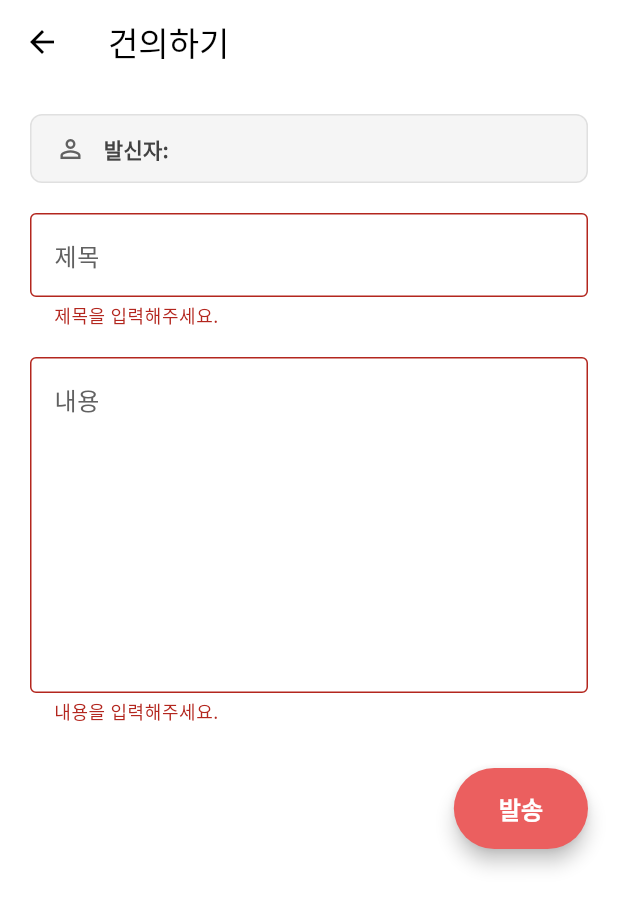
After one commit to JANGYERIM/campuspool, a Flutter app: the SuggestionScreen screen opened directly, after a tap on "발송", on a phone screen of 412 x 824 dp. The commit adds this screen. Shown: the top 908 px of the screen. Run offline on Flutter 3.47's test engine with Material 3 defaults, Android fonts, the light colour scheme and no system bars; our stand-ins replace dio, shared_preferences; missing offline and left inert: stomp_dart_client; accounts and stored records are empty; network calls fail.

```diff
--- a/campuspool_app/lib/screens/message/chat_detail_screen.dart
+++ b/campuspool_app/lib/screens/message/chat_detail_screen.dart
@@ -110,7 +110,7 @@ class _ChatDetailScreenState extends State<ChatDetailScreen> {
   void _checkIfCurrentUserIsAuthor() {
     debugPrint("[ChatDetailScreen] _checkIfCurrentUserIsAuthor called. Full widget.postData: ${widget.postData}");
     if (widget.postData.isNotEmpty && currentUser != null) {
-      final String? postAuthorId = widget.postData['user']?['userId']?.toString(); // ✅ Postman 응답 기준 (user 객체 안의 userId)
+      final String? postAuthorId = widget.postData['userId']?.toString(); // ✅ Postman 응답 기준 (user 객체 안의 userId)
       debugPrint("[ChatDetailScreen] Checking author. currentUser: $currentUser, postData Author ID from Key ('user' -> 'userId'): $postAuthorId");
 
       bool determinedIsAuthor = false;
--- a/campuspool_app/lib/screens/post/post_list_screen.dart
+++ b/campuspool_app/lib/screens/post/post_list_screen.dart
@@ -127,7 +127,7 @@ class _PostListScreenState extends State<PostListScreen> {
                       _isDriverTab = false;
                       _searchController.clear(); // 탭 전환 시 검색창 비우기
                     });
-                    _loadPosts();
+                    _loadPosts(); //_is DriverTab이 false 일 때
                   },
                   child: Text(
                     '탑승자',
@@ -142,7 +142,7 @@ class _PostListScreenState extends State<PostListScreen> {
                       _isDriverTab = true;
                       _searchController.clear(); // 탭 전환 시 검색창 비우기
                     });
-                    _loadPosts();
+                    _loadPosts(); // _isDriverTab이 true 일 때
                   },
                   child: Text(
                     '운전자',
--- /dev/null
+++ b/campuspool_app/lib/screens/profile/suggestion_screen.dart
@@ -0,0 +1,209 @@
+// lib/screens/profile/suggestion_screen.dart
+import 'package:flutter/material.dart';
+import '../../services/api/suggestion_service.dart'; // SuggestionService 임포트
+import 'package:shared_preferences/shared_preferences.dart';
+
+class SuggestionScreen extends StatefulWidget {
+  const SuggestionScreen({super.key});
+
+  @override
+  State<SuggestionScreen> createState() => _SuggestionScreenState();
+}
+
+class _SuggestionScreenState extends State<SuggestionScreen> {
+  final _formKey = GlobalKey<FormState>();
+  final TextEditingController _subjectController = TextEditingController();
+  final TextEditingController _contentController = TextEditingController();
+  bool _isSending = false;
+  final SuggestionService _suggestionService = SuggestionService();
+
+  String _userEmail = '불러오는 중...'; // 초기값
+
+  @override
+  void initState() {
+    super.initState();
+    _loadUserEmail();
+  }
+
+  Future<void> _loadUserEmail() async {
+    print('SuggestionScreen: _loadUserEmail called');
+    final prefs = await SharedPreferences.getInstance();
+    final storedEmail = prefs.getString('email');
+    print('SuggestionScreen: Email from SharedPreferences: $storedEmail');
+    if (mounted) { // 위젯이 여전히 유효한지 확인 후 setState 호출
+      setState(() {
+        _userEmail = storedEmail ?? '이메일 정보 없음';
+      });
+    }
+  }
+
+  Future<void> _submitSuggestion() async {
+    if (_formKey.currentState!.validate()) {
+      setState(() {
+        _isSending = true;
+      });
+
+      try {
+        await _suggestionService.submitSuggestion(
+          subject: _subjectController.text,
+          content: _contentController.text,
+        );
+
+        if (mounted) {
+          ScaffoldMessenger.of(context).showSnackBar(
+            const SnackBar(content: Text('건의사항이 성공적으로 제출되었습니다.')),
+          );
+          Navigator.of(context).pop();
+        }
+      } catch (e) {
+        if (mounted) {
+          ScaffoldMessenger.of(context).showSnackBar(
+            SnackBar(content: Text('제출 중 오류 발생: $e')),
+          );
+        }
+        print('Error submitting suggestion (UI): $e');
+      } finally {
+        if (mounted) {
+          setState(() {
+            _isSending = false;
+          });
+        }
+      }
+    }
+  }
+
+  @override
+  void dispose() {
+    _subjectController.dispose();
+    _contentController.dispose();
+    super.dispose();
+  }
+
+  @override
+  Widget build(BuildContext context) {
+    final theme = Theme.of(context).textTheme;
+
+    return Scaffold(
+      appBar: AppBar(
+        title: const Text('건의하기'),
+        backgroundColor: Colors.white,
+        foregroundColor: Colors.black,
+        elevation: 0,
+        iconTheme: const IconThemeData(color: Colors.black),
+      ),
+      backgroundColor: Colors.white,
+      // resizeToAvoidBottomInset: true, // 기본값이 true이므로 명시적으로 안 써도 괜찮습니다.
+      body: SingleChildScrollView( // 전체 내용을 스크롤 가능하게 만듭니다.
+        child: Padding(
+          padding: const EdgeInsets.all(20.0),
+          child: Form(
+            key: _formKey,
+            child: Column(
+              crossAxisAlignment: CrossAxisAlignment.stretch, // 자식들을 가로로 꽉 채움
+              children: <Widget>[
+                _buildInfoRow(icon: Icons.person_outline, label: '발신자', value: _userEmail, theme: theme),
+                const SizedBox(height: 20.0),
+                TextFormField(
+                  controller: _subjectController,
+                  decoration: InputDecoration(
+                    labelText: '제목',
+                    hintText: '건의사항의 제목을 입력해주세요.',
+                    border: const OutlineInputBorder(),
+                    focusedBorder: OutlineInputBorder(
+                      borderSide: BorderSide(color: const Color(0xFFEB5F5F), width: 2.0),
+                    ),
+                    labelStyle: TextStyle(color: Colors.grey[700]),
+                  ),
+                  validator: (value) {
+                    if (value == null || value.isEmpty) {
+                      return '제목을 입력해주세요.';
+                    }
+                    return null;
+                  },
+                ),
+                const SizedBox(height: 20.0),
+                TextFormField(
+                  controller: _contentController,
+                  decoration: InputDecoration(
+                    labelText: '내용',
+                    hintText: '건의하실 내용을 자세히 적어주세요.',
+                    border: const OutlineInputBorder(),
+                    focusedBorder: OutlineInputBorder(
+                      borderSide: BorderSide(color: const Color(0xFFEB5F5F), width: 2.0),
+                    ),
+                    alignLabelWithHint: true,
+                    labelStyle: TextStyle(color: Colors.grey[700]),
+                  ),
+                  maxLines: 8, // 내용 입력 필드 높이
+                  keyboardType: TextInputType.multiline,
+                  validator: (value) {
+                    if (value == null || value.isEmpty) {
+                      return '내용을 입력해주세요.';
+                    }
+                    return null;
+                  },
+                ),
+                // Spacer() 대신, 버튼을 Column의 마지막 요소로 두고,
+                // SingleChildScrollView가 스크롤을 처리하도록 합니다.
+                // 버튼 위에 충분한 공간을 주기 위해 SizedBox를 사용합니다.
+                const SizedBox(height: 30.0), // 내용 필드와 버튼 사이의 간격
+                Align( // 버튼을 오른쪽으로 정렬
+                  alignment: Alignment.centerRight,
+                  child: ElevatedButton(
+                    onPressed: _isSending ? null : _submitSuggestion,
+                    style: ElevatedButton.styleFrom(
+                      backgroundColor: const Color(0xFFEB5F5F),
+                      padding: const EdgeInsets.symmetric(horizontal: 30, vertical: 15),
+                      textStyle: const TextStyle(fontSize: 16, fontWeight: FontWeight.bold),
+                      shape: RoundedRectangleBorder(
+                        borderRadius: BorderRadius.circular(30),
+                      ),
+                      elevation: 5,
+                    ),
+                    child: _isSending
+                        ? const SizedBox(
+                            width: 20,
+                            height: 20,
+                            child: CircularProgressIndicator(strokeWidth: 2, color: Colors.white),
+                          )
+                        : const Text('발송', style: TextStyle(color: Colors.white)),
+                  ),
+                ),
+                // 키보드가 올라왔을 때 스크롤 영역 확보를 위한 추가적인 하단 여백 (선택 사항)
+                // MediaQuery.of(context).viewInsets.bottom은 현재 키보드 높이를 나타냅니다.
+                // 하지만 SingleChildScrollView와 resizeToAvoidBottomInset: true 조합이면
+                // 대부분 자동으로 처리됩니다.
+                // SizedBox(height: MediaQuery.of(context).viewInsets.bottom > 0 ? 0 : 20),
+              ],
+            ),
+          ),
+        ),
+      ),
+    );
+  }
+
+  Widget _buildInfoRow({required IconData icon, required String label, required String value, required TextTheme theme}) {
+    return Container(
+      padding: const EdgeInsets.symmetric(vertical: 12.0, horizontal: 16.0),
+      decoration: BoxDecoration(
+        color: Colors.grey[100],
+        borderRadius: BorderRadius.circular(8.0),
+        border: Border.all(color: Colors.grey[300]!),
+      ),
+      child: Row(
+        children: [
+          Icon(icon, color: Colors.grey[700], size: 20),
+          const SizedBox(width: 12),
+          Text('$label: ', style: theme.bodyMedium?.copyWith(fontWeight: FontWeight.bold, color: Colors.grey[800])),
+          Expanded(
+            child: Text(
+              value,
+              style: theme.bodyMedium?.copyWith(color: Colors.black87),
+              overflow: TextOverflow.ellipsis,
+            ),
+          ),
+        ],
+      ),
+    );
+  }
+}
--- a/campuspool_app/lib/services/api/auth_api.dart
+++ b/campuspool_app/lib/services/api/auth_api.dart
@@ -23,6 +23,8 @@ class AuthApi {
         final prefs = await SharedPreferences.getInstance();
         await prefs.setString('access_token', token);
         await prefs.setString('currentUserId', userId);
+        await prefs.setString('email', email); // 이메일 정보 저장];
+        print('Saved email to SharedPreferences: $email');
         return true;
       } else {
         return false;
--- /dev/null
+++ b/campuspool_app/lib/services/api/suggestion_service.dart
@@ -0,0 +1,65 @@
+import 'dart:convert';
+import 'package:http/http.dart' as http;
+import 'package:shared_preferences/shared_preferences.dart';
+
+class SuggestionService {
+  // 서버 API 기본 URL (PostService 등과 동일하게 설정)
+  // 예시: final String _authority = "10.0.2.2:8080";
+  // 예시: final String _unencodedPathPrefix = "/api/suggestions";
+  // 또는 baseUrl을 직접 사용
+  final String _baseUrl = "http://10.0.2.2:8080/api/suggestions"; // 건의사항 API 엔드포인트
+
+  Future<void> submitSuggestion({required String subject, required String content}) async {
+    final prefs = await SharedPreferences.getInstance();
+    final token = prefs.getString('access_token'); // JWT 토큰 가져오기
+
+    if (token == null) {
+      // 실제 앱에서는 로그인 화면으로 보내거나 사용자에게 명확한 메시지를 보여주는 것이 좋습니다.
+      throw Exception("로그인 정보가 없습니다. 다시 로그인해주세요. (submitSuggestion)");
+    }
+
+    final uri = Uri.parse(_baseUrl); // POST 요청은 기본 경로로
+    final Map<String, String> headers = {
+      "Content-Type": "application/json; charset=UTF-8",
+      "Authorization": "Bearer $token", // 헤더에 JWT 토큰 추가
+    };
+    final Map<String, String> body = {
+      "subject": subject,
+      "content": content,
+    };
+
+    print('[SuggestionService] Submitting suggestion. URL: $uri');
+    print('[SuggestionService] Headers: $headers'); // 디버깅용 헤더 출력
+    print('[SuggestionService] Body: ${jsonEncode(body)}'); // 디버깅용 본문 출력
+
+    final response = await http.post(
+      uri,
+      headers: headers,
+      body: jsonEncode(body), // 요청 본문을 JSON 문자열로 인코딩
+    );
+
+    if (response.statusCode == 200 || response.statusCode == 201) { // 성공 (201 Created도 고려)
+      print('[SuggestionService] Suggestion submitted successfully. Status: ${response.statusCode}');
+      // 성공 시 특별히 반환할 데이터가 없다면 void로 처리
+    } else {
+      // 서버에서 에러 메시지를 JSON 형태로 보낼 경우 파싱 시도
+      String errorMessage = '건의사항 제출 실패 (Status: ${response.statusCode})';
+      if (response.bodyBytes.isNotEmpty) {
+        try {
+          final decodedBody = utf8.decode(response.bodyBytes);
+          // 서버 응답이 JSON 형태이고 'message' 필드가 있다면 사용
+          final errorJson = jsonDecode(decodedBody);
+          if (errorJson is Map && errorJson.containsKey('message')) {
+            errorMessage += ': ${errorJson['message']}';
+          } else {
+            errorMessage += ': $decodedBody'; // JSON이 아니거나 message 필드가 없으면 전체 응답 본문 사용
+          }
+        } catch(e) { // JSON 파싱 실패 시
+           errorMessage += ': ${utf8.decode(response.bodyBytes)}'; // 원본 응답 본문 사용
+        }
+      }
+      print('[SuggestionService] $errorMessage');
+      throw Exception(errorMessage); // 예외 발생시켜 UI에서 처리하도록 함
+    }
+  }
+}
```
Also changed, not shown: campuspool_app/lib/screens/carpool/carpool_screen.dart (deleted, +0 -91 lines), campuspool_app/lib/screens/profile/profile_screen.dart (+73 -39 lines), 6 other files.
